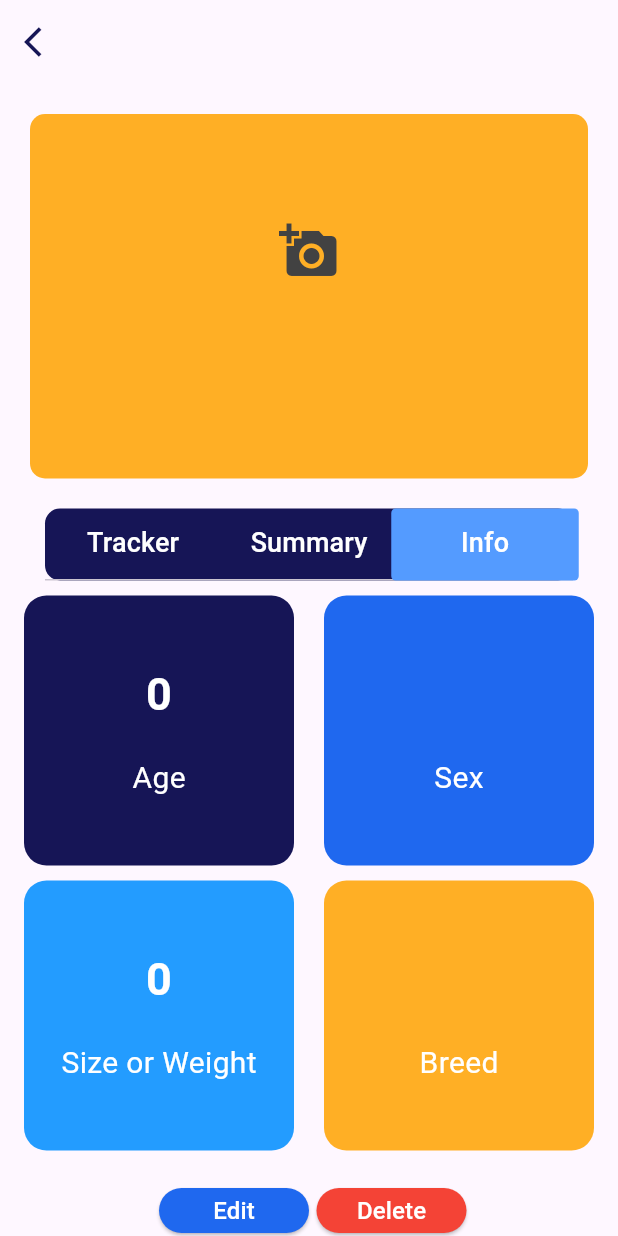
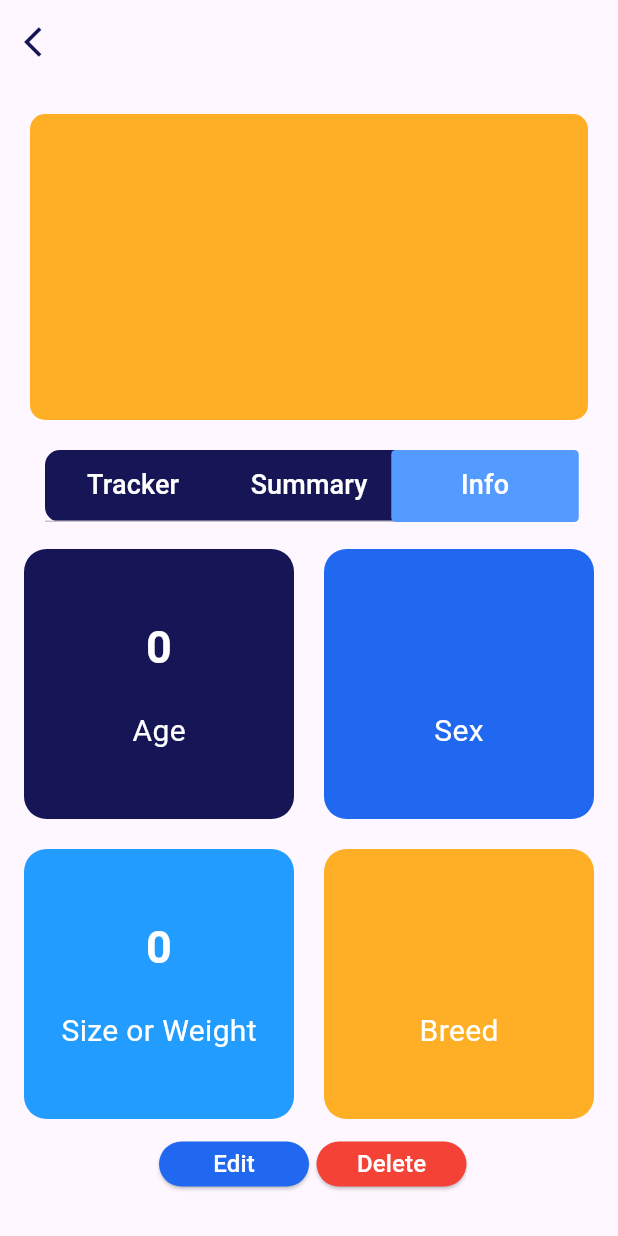
Before and after one commit to purrccc/Pawlorie, a Flutter app: the CalTrackerPage screen opened directly with empty values, tab 3 chosen, on a phone screen of 412 x 824 dp. Run offline on Flutter 3.47's test engine with Material 3 defaults, Android fonts, the phone set to English and light mode, and no system bars; our stand-ins replace cloud_firestore, firebase_auth, firebase_core, firebase_storage, google_fonts, image_picker; accounts and stored records are empty; Roboto replaces fonts that are missing (Ubuntu).

Commit message:
Resize lang

```diff
--- a/lib/components/PetInfoTabPage.dart
+++ b/lib/components/PetInfoTabPage.dart
@@ -36,7 +36,8 @@ class _PetInfoTabContentState extends State<PetInfoTabContent> {
   Widget build(BuildContext context) {
     return widget.petInfo == null
         ? Center(child: CircularProgressIndicator())
-        : Container(
+        : Padding(
+          padding: const EdgeInsets.only(top:8.0),
           child: Column(
             children: [
               SizedBox(
@@ -46,7 +47,7 @@ class _PetInfoTabContentState extends State<PetInfoTabContent> {
                   primary: false,
                   padding: const EdgeInsets.all(10),
                   crossAxisSpacing: 20,
-                    mainAxisSpacing: 10,
+                  mainAxisSpacing: 20,
                   crossAxisCount: 2,
                   children: <Widget>[
                     buildInfoCard(
--- a/lib/components/TrackerDogCard.dart
+++ b/lib/components/TrackerDogCard.dart
@@ -15,8 +15,8 @@ Widget trackerDogCard(BuildContext context, String petName, String imageUrl) {
       child: Column(
         children: [
           Container(
-            width: 150,
-            height: 150,
+            width: 120,
+            height: 120,
             decoration: BoxDecoration(
               shape: BoxShape.circle,
               // borderRadius: BorderRadius.circular(16),
@@ -27,13 +27,6 @@ Widget trackerDogCard(BuildContext context, String petName, String imageUrl) {
                     )
                   : null,
             ),
-            child: imageUrl.isEmpty
-                ? Icon(
-                    Icons.add_a_photo,
-                    color: Colors.grey[800],
-                    size: 40,
-                  )
-                : null,
           ),
           Padding(
             padding: EdgeInsets.only(top: 10.0),
@@ -41,7 +34,7 @@ Widget trackerDogCard(BuildContext context, String petName, String imageUrl) {
               petName,
               style: GoogleFonts.rubik(
                 color: AppColor.darkBlue,
-                fontSize: 35,
+                fontSize: 30,
                 fontWeight: FontWeight.bold,
               ),
             ),
```
Lines whose indentation alone changed are shown as unchanged.
